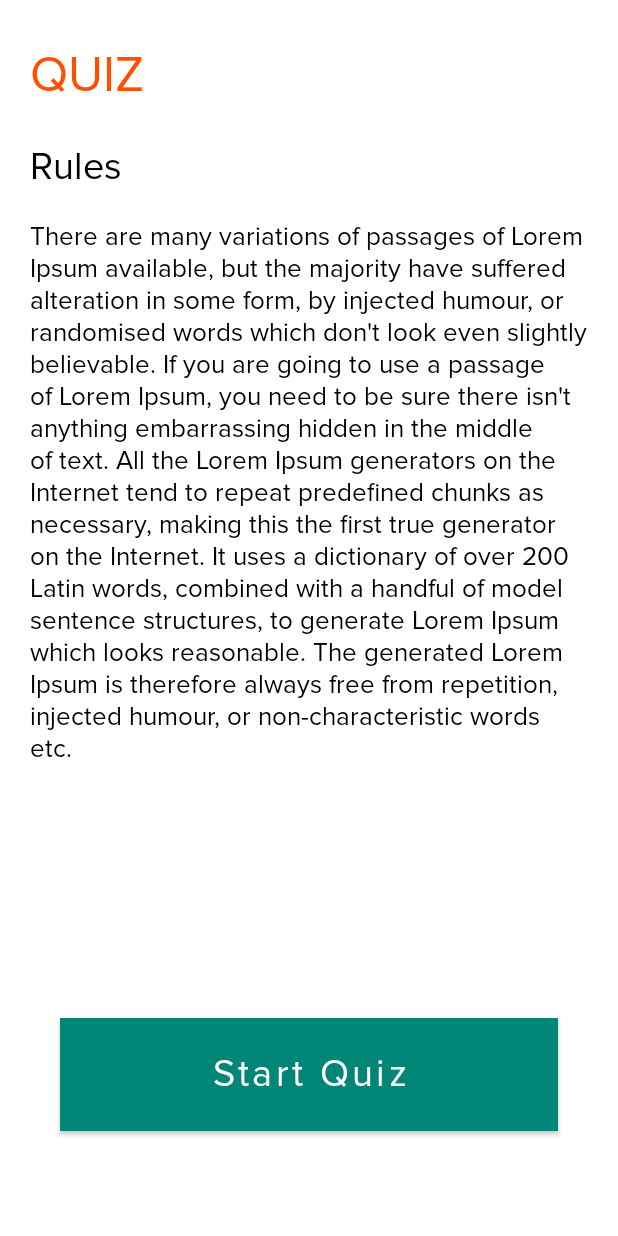
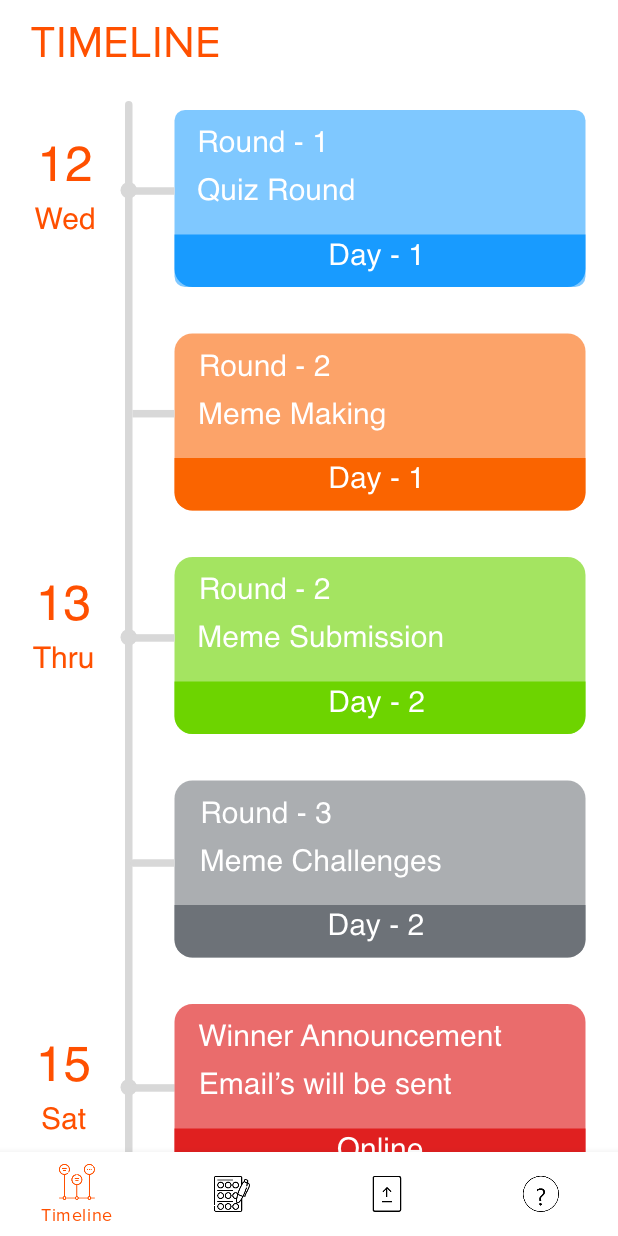
Before and after one commit to IshaanOhri/Meme-o-Mania, an Android app: the screen it shows after launch (quizRules before the commit, NavigationActivity after it), on a phone screen of 412 x 824 dp. Run offline under Robolectric (Android 15) with nearby library versions, the phone set to English and light mode, and no system bars; our stand-ins replace navigation-ui; plain views replace AVLoadingIndicatorView.

Commit message:
Fragments

```diff
--- /dev/null
+++ b/app/src/main/java/com/adgvit/meme_o_mania/TimelineFragment.java
@@ -0,0 +1,27 @@
+package com.adgvit.meme_o_mania;
+
+import android.content.Context;
+import android.net.Uri;
+import android.os.Bundle;
+
+import androidx.fragment.app.Fragment;
+
+import android.view.LayoutInflater;
+import android.view.View;
+import android.view.ViewGroup;
+
+public class TimelineFragment extends Fragment {
+
+    @Override
+    public void onCreate(Bundle savedInstanceState) {
+        super.onCreate(savedInstanceState);
+
+    }
+
+    @Override
+    public View onCreateView(LayoutInflater inflater, ViewGroup container,
+                             Bundle savedInstanceState) {
+        // Inflate the layout for this fragment
+        return inflater.inflate(R.layout.fragment_timeline, container, false);
+    }
+}
--- /dev/null
+++ b/app/src/main/res/layout/fragment_timeline.xml
@@ -0,0 +1,43 @@
+<?xml version="1.0" encoding="utf-8"?>
+<FrameLayout xmlns:android="http://schemas.android.com/apk/res/android"
+    xmlns:tools="http://schemas.android.com/tools"
+    android:layout_width="match_parent"
+    android:layout_height="match_parent"
+    xmlns:app="http://schemas.android.com/apk/res-auto"
+    tools:context=".TimelineFragment">
+
+    <ScrollView
+        android:layout_width="match_parent"
+        android:layout_height="match_parent">
+
+        <androidx.constraintlayout.widget.ConstraintLayout
+            android:layout_width="match_parent"
+            android:layout_height="match_parent">
+
+            <TextView
+                android:id="@+id/textView"
+                android:layout_width="wrap_content"
+                android:layout_height="wrap_content"
+                android:layout_marginStart="20dp"
+                android:layout_marginTop="10dp"
+                android:fontFamily="@font/proxima_nova_regular"
+                android:text="@string/timelineHeading"
+                android:textColor="@color/colorOrange"
+                android:textSize="30dp"
+                app:layout_constraintStart_toStartOf="parent"
+                app:layout_constraintTop_toTopOf="parent" />
+
+            <ImageView
+                android:layout_width="match_parent"
+                android:layout_height="match_parent"
+                android:layout_marginTop="20dp"
+                android:src="@drawable/timeline"
+                app:layout_constraintEnd_toEndOf="parent"
+                app:layout_constraintStart_toStartOf="parent"
+                app:layout_constraintTop_toBottomOf="@+id/textView" />
+
+        </androidx.constraintlayout.widget.ConstraintLayout>
+
+    </ScrollView>
+
+</FrameLayout>
--- a/app/src/main/res/values/strings.xml
+++ b/app/src/main/res/values/strings.xml
@@ -35,7 +35,7 @@
     <string name="timelineHeading">TIMELINE</string>
     <string name="quizHeading">QUIZ</string>
     <string name="memeHeading">UPLOAD</string>
-    <string name="aboutHeading">ABOUT US</string>
+    <string name="aboutHeading">INFORMATION</string>
 
     <!--Navigation Quiz Fragment-->
     <string name="rulesQuizTextView">Rules:</string>
@@ -51,4 +51,7 @@
     <string name="quizRules">It is a long established fact that a reader will be distracted by the readable content of a page when looking at its layout. The point of using Lorem Ipsum is that it has a more-or-less normal distribution of letters, as opposed to using \'Content here, content here\', making it look like readable English. Many desktop publishing packages and web page editors now use Lorem Ipsum as their default model text, and a search for \'lorem ipsum\' will uncover many web sites still in their infancy. Various versions have evolved over the years, sometimes by accident, sometimes on purpose (injected humour and the like).</string>
     <string name="rulesSample">There are many variations of passages of Lorem Ipsum available, but the majority have suffered alteration in some form, by injected humour, or randomised words which don\'t look even slightly believable. If you are going to use a passage of Lorem Ipsum, you need to be sure there isn\'t anything embarrassing hidden in the middle of text. All the Lorem Ipsum generators on the Internet tend to repeat predefined chunks as necessary, making this the first true generator on the Internet. It uses a dictionary of over 200 Latin words, combined with a handful of model sentence structures, to generate Lorem Ipsum which looks reasonable. The generated Lorem Ipsum is therefore always free from repetition, injected humour, or non-characteristic words etc.</string>
 
+    <!-- TODO: Remove or change this placeholder text -->
+    <string name="hello_blank_fragment">Hello blank fragment</string>
+
 </resources>
```
Also changed, not shown: app/src/main/AndroidManifest.xml (+14 -11 lines), app/src/main/java/com/adgvit/meme_o_mania/AboutUsFragment.java (added, +85 -0 lines), app/src/main/java/com/adgvit/meme_o_mania/NavigationActivity.java (+39 -6 lines), app/src/main/java/com/adgvit/meme_o_mania/QuizFragment.java (added, +29 -0 lines), app/src/main/java/com/adgvit/meme_o_mania/UploadFragment.java (added, +28 -0 lines), app/src/main/res/drawable/tab_background.xml (added, +12 -0 lines), app/src/main/res/layout/activity_navigation.xml (+19 -25 lines), app/src/main/res/layout/fragment_about_us.xml (added, +94 -0 lines), app/src/main/res/layout/fragment_quiz.xml (added, +14 -0 lines), app/src/main/res/layout/fragment_upload.xml (added, +14 -0 lines), app/src/main/res/drawable-hdpi/timeline.png (added), app/src/main/res/drawable-ldpi/timeline.png (added), app/src/main/res/drawable-mdpi/timeline.png (added), app/src/main/res/drawable-xhdpi/timeline.png (added), 2 more files.
